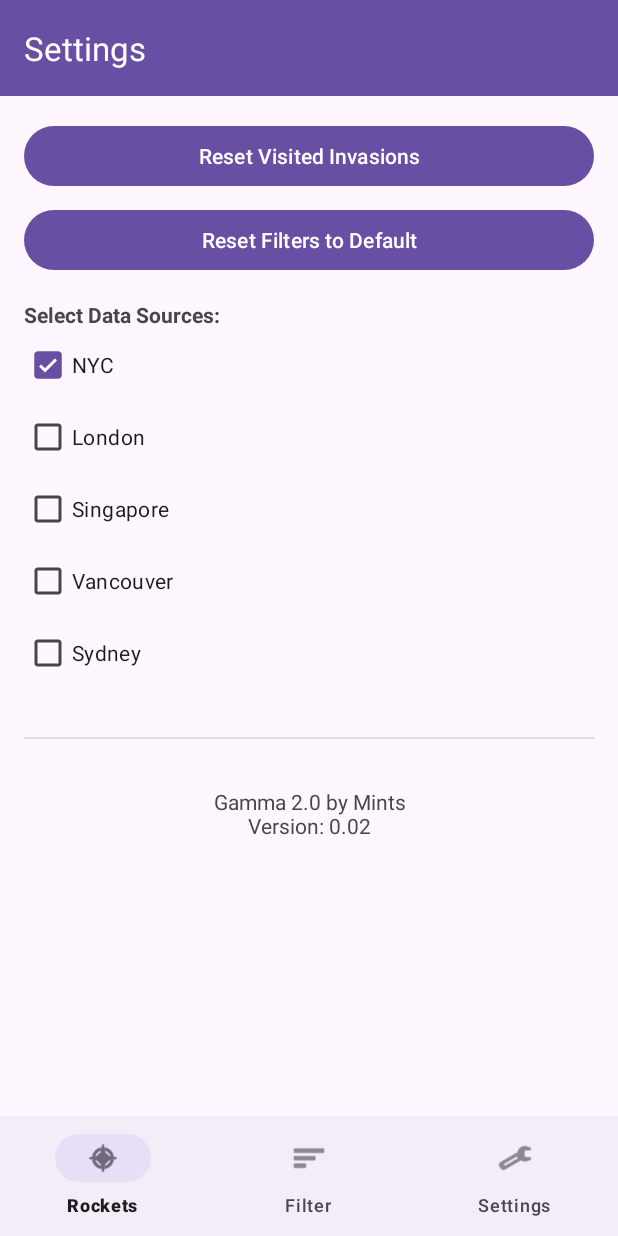
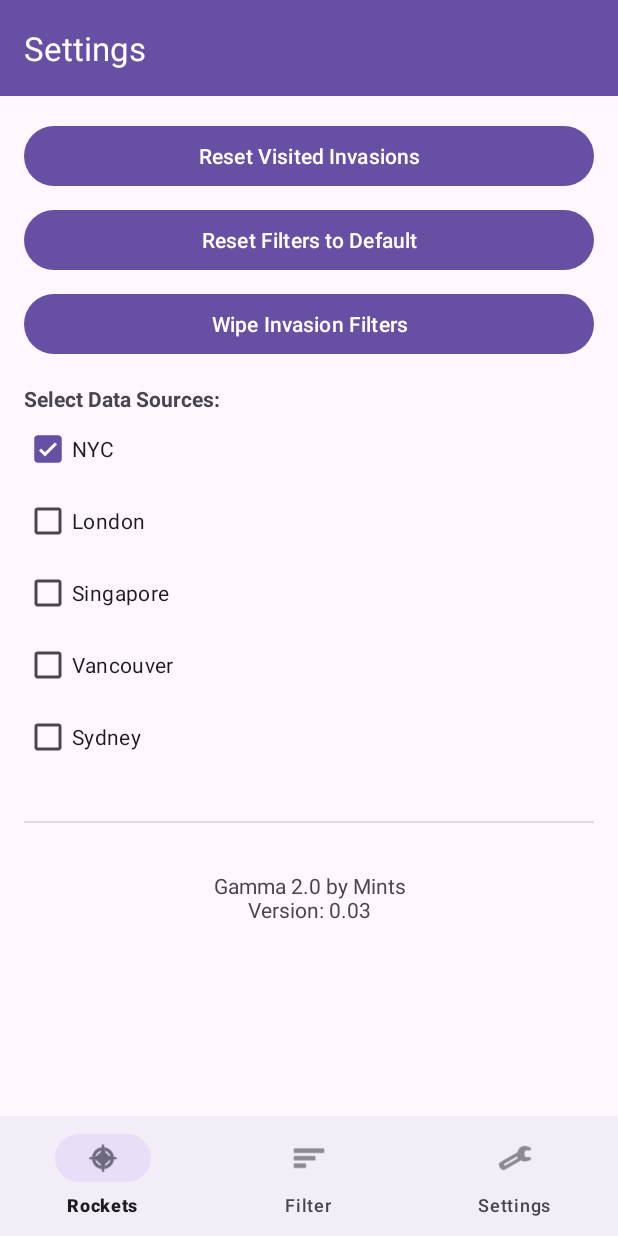
Before and after one commit to Mints1104/Gamma-2.0, an Android app: the SettingsFragment screen opened through its navigation route, after a tap on "Reset Filters to Default", on a phone screen of 412 x 824 dp. Run offline under Robolectric (Android 15) with nearby library versions, the phone set to English and light mode, and no system bars; our stand-ins replace navigation-ui; network calls fail.

Commit message:
- Added option to wipe invasion filter

```diff
--- a/app/build.gradle.kts
+++ b/app/build.gradle.kts
@@ -12,7 +12,7 @@ android {
         minSdk = 24
         targetSdk = 34
         versionCode = 1
-        versionName = "0.02"
+        versionName = "0.03"
 
         testInstrumentationRunner = "androidx.test.runner.AndroidJUnitRunner"
     }
--- a/app/src/main/java/com/mints/projectgammatwo/ui/SettingsFragment.kt
+++ b/app/src/main/java/com/mints/projectgammatwo/ui/SettingsFragment.kt
@@ -1,4 +1,3 @@
-// SettingsFragment.kt
 package com.mints.projectgammatwo.ui
 
 import android.os.Bundle
@@ -16,6 +15,7 @@ class SettingsFragment : Fragment() {
 
     private lateinit var resetVisitedButton: Button
     private lateinit var resetFiltersButton: Button
+    private lateinit var wipeFiltersButton: Button  // New button for wiping invasion filters
     private lateinit var checkboxNYC: CheckBox
     private lateinit var checkboxLondon: CheckBox
     private lateinit var checkboxSG: CheckBox
@@ -37,6 +37,7 @@ class SettingsFragment : Fragment() {
 
         resetVisitedButton = view.findViewById(R.id.resetVisitedButton)
         resetFiltersButton = view.findViewById(R.id.resetFiltersButton)
+        wipeFiltersButton = view.findViewById(R.id.wipeFiltersButton)  // Initialize the new button
         checkboxNYC = view.findViewById(R.id.checkbox_nyc)
         checkboxLondon = view.findViewById(R.id.checkbox_london)
         checkboxSG = view.findViewById(R.id.checkbox_sg)
@@ -57,10 +58,16 @@ class SettingsFragment : Fragment() {
             Toast.makeText(requireContext(), "Visited invasions reset", Toast.LENGTH_SHORT).show()
         }
 
-        // Reset Filters button.
+        // Reset Filters button: Resets the enabled characters key.
         resetFiltersButton.setOnClickListener {
             filterPreferences.resetToDefault()
-            Toast.makeText(requireContext(), "Filters reset to default", Toast.LENGTH_SHORT).show()
+            Toast.makeText(requireContext(), "Invasion filters reset to default", Toast.LENGTH_SHORT).show()
+        }
+
+        // Wipe Filters button: Fully clear all invasion filter preferences.
+        wipeFiltersButton.setOnClickListener {
+            filterPreferences.wipeFilters()
+            Toast.makeText(requireContext(), "All invasion filters wiped", Toast.LENGTH_SHORT).show()
         }
 
 
--- a/app/src/main/res/layout/fragment_settings.xml
+++ b/app/src/main/res/layout/fragment_settings.xml
@@ -23,6 +23,14 @@
             android:layout_height="wrap_content"
             android:layout_marginTop="8dp"
             android:text="Reset Filters to Default" />
+
+        <!-- New Wipe Invasion Filters Button -->
+        <Button
+            android:id="@+id/wipeFiltersButton"
+            android:layout_width="match_parent"
+            android:layout_height="wrap_content"
+            android:layout_marginTop="8dp"
+            android:text="Wipe Invasion Filters" />
 
         <!-- Data Source Selection -->
         <TextView
@@ -89,7 +97,7 @@
             android:layout_width="match_parent"
             android:layout_height="wrap_content"
             android:layout_marginTop="16dp"
-            android:text="Gamma 2.0 by Mints&#10;Version: 0.02"
+            android:text="Gamma 2.0 by Mints&#10;Version: 0.03"
             android:textAlignment="center"
             android:textSize="14sp" />
 
```
Also changed, not shown: app/src/main/java/com/mints/projectgammatwo/data/FilterPreferences.kt (+8 -0 lines).
